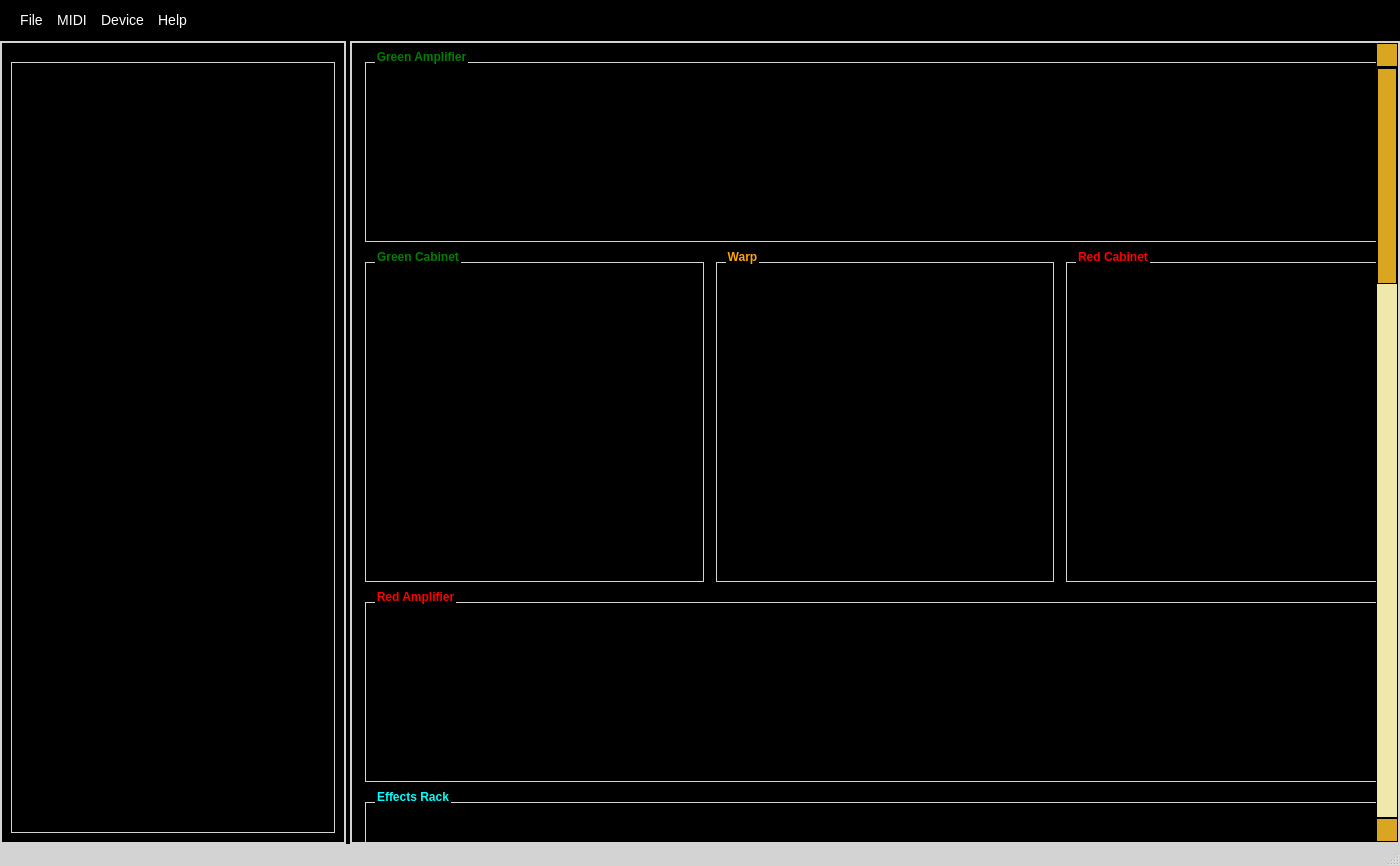
The window that src/ui/mainwindow.ui (gary-1959/GNXEdit) describes before a commit, drawn with Qt 5.
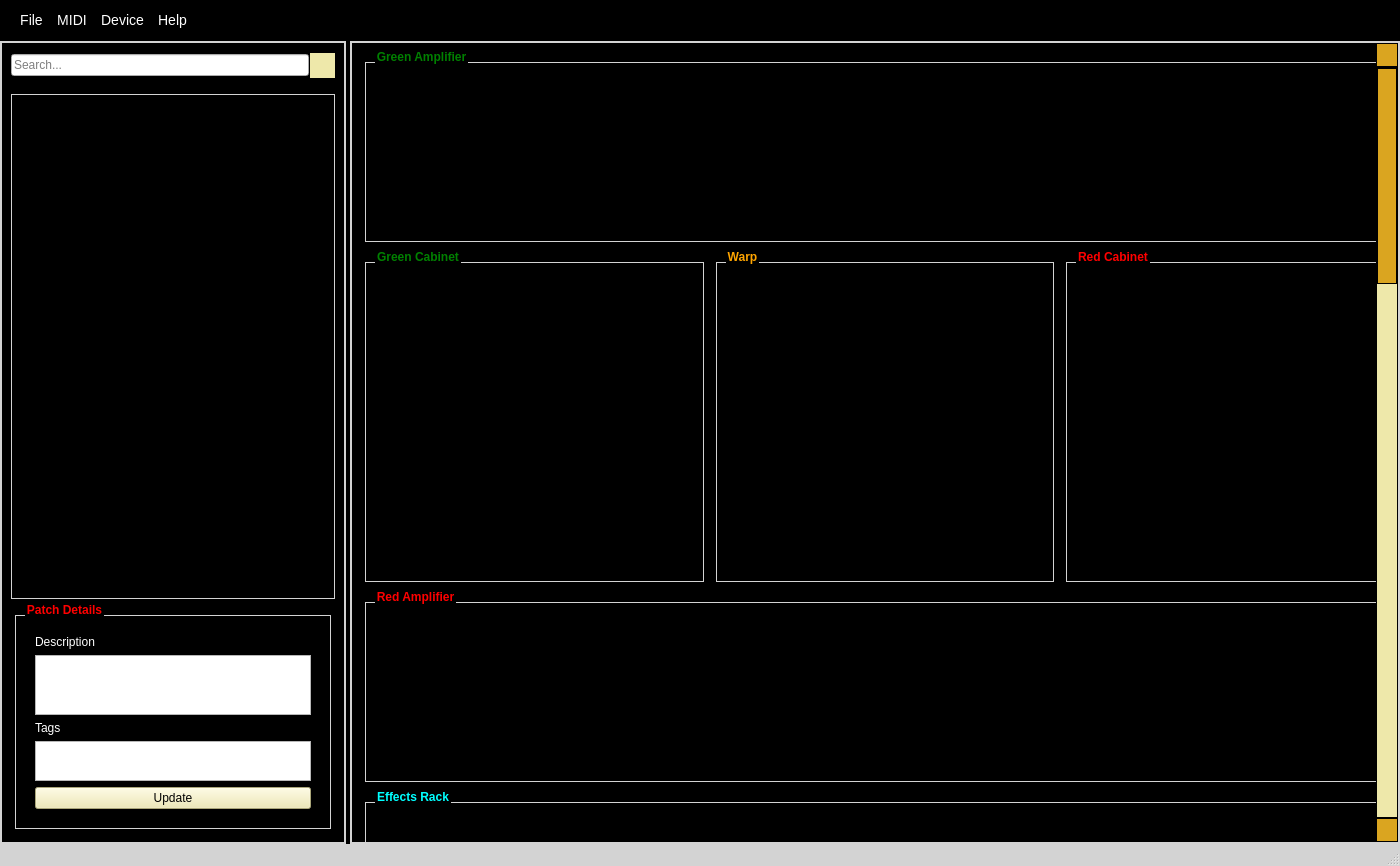
The same window after the commit. Icons and pictures are not drawn. Custom widgets are drawn as their Qt base class.

```diff
--- a/src/ui/mainwindow.ui
+++ b/src/ui/mainwindow.ui
@@ -278,6 +278,43 @@
 QTitleBar {
    background: green;
 }
+QLabel[cssClass='context-menu-title'] {
+   color: black;
+   font-weight: bold;
+   padding-left: 12px;
+}
+#patchDetailsGroupBox {
+	color: red;
+	font-weight: bold;
+}
+#patchDetailsGroupBox QLabel {
+   color: white;
+}
+#patchDetailsGroupBox QPushButton {
+   background-color: palegoldenrod;
+}
+#patchDetailsGroupBox QPushButton:pressed {
+   background-color: goldenrod;
+}
+
+QPushButton#patchSearchButton { 
+   background-color: palegoldenrod; 
+   image: url('./src/ui/tree/search.png');
+   border-style: outset;
+   border-width: 1px;
+}
+
+QPushButton#patchSearchButton:pressed { 
+   background-color: goldenrod; 
+   image: url('./src/ui/tree/search-pressed.png');
+   border-style: inset;
+   border-width: 1px;
+} 
+
+QLineEdit#patchSearchText: {
+   margin: 0px;
+}
+
 
 </string>
   </property>
@@ -374,6 +411,77 @@
          </sizepolicy>
         </property>
         <layout class="QVBoxLayout" name="verticalLayout">
+         <item>
+          <widget class="QWidget" name="widget" native="true">
+           <property name="sizePolicy">
+            <sizepolicy hsizetype="Preferred" vsizetype="Maximum">
+             <horstretch>0</horstretch>
+             <verstretch>0</verstretch>
+            </sizepolicy>
+           </property>
+           <layout class="QHBoxLayout" name="horizontalLayout_4">
+            <property name="spacing">
+             <number>0</number>
+            </property>
+            <property name="leftMargin">
+             <number>0</number>
+            </property>
+            <property name="topMargin">
+             <number>0</number>
+            </property>
+            <property name="rightMargin">
+             <number>0</number>
+            </property>
+            <property name="bottomMargin">
+             <number>0</number>
+            </property>
+            <item>
+             <widget class="QLineEdit" name="patchSearchText">
+              <property name="placeholderText">
+               <string>Search...</string>
+              </property>
+             </widget>
+            </item>
+            <item>
+             <widget class="QPushButton" name="patchSearchButton">
+              <property name="sizePolicy">
+               <sizepolicy hsizetype="Minimum" vsizetype="Fixed">
+                <horstretch>0</horstretch>
+                <verstretch>0</verstretch>
+               </sizepolicy>
+              </property>
+              <property name="minimumSize">
+               <size>
+                <width>26</width>
+                <height>26</height>
+               </size>
+              </property>
+              <property name="maximumSize">
+               <size>
+                <width>26</width>
+                <height>26</height>
+               </size>
+              </property>
+              <property name="cursor">
+               <cursorShape>PointingHandCursor</cursorShape>
+              </property>
+              <property name="text">
+               <string/>
+              </property>
+              <property name="autoDefault">
+               <bool>false</bool>
+              </property>
+              <property name="default">
+               <bool>false</bool>
+              </property>
+              <property name="flat">
+               <bool>false</bool>
+              </property>
+             </widget>
+            </item>
+           </layout>
+          </widget>
+         </item>
          <item>
           <widget class="QTreeView" name="treeView">
            <property name="sizePolicy">
@@ -393,6 +501,95 @@
            </property>
           </widget>
          </item>
+         <item>
+          <widget class="QGroupBox" name="patchDetailsGroupBox">
+           <property name="sizePolicy">
+            <sizepolicy hsizetype="Preferred" vsizetype="Maximum">
+             <horstretch>0</horstretch>
+             <verstretch>0</verstretch>
+            </sizepolicy>
+           </property>
+           <property name="title">
+            <string>Patch Details</string>
+           </property>
+           <layout class="QVBoxLayout" name="verticalLayout_6">
+            <item>
+             <widget class="QLabel" name="label">
+              <property name="sizePolicy">
+               <sizepolicy hsizetype="Preferred" vsizetype="Maximum">
+                <horstretch>0</horstretch>
+                <verstretch>0</verstretch>
+               </sizepolicy>
+              </property>
+              <property name="text">
+               <string>Description</string>
+              </property>
+             </widget>
+            </item>
+            <item>
+             <widget class="QPlainTextEdit" name="patchDescription">
+              <property name="sizePolicy">
+               <sizepolicy hsizetype="Expanding" vsizetype="Maximum">
+                <horstretch>0</horstretch>
+                <verstretch>0</verstretch>
+               </sizepolicy>
+              </property>
+              <property name="maximumSize">
+               <size>
+                <width>16777215</width>
+                <height>60</height>
+               </size>
+              </property>
+              <property name="tabChangesFocus">
+               <bool>true</bool>
+              </property>
+             </widget>
+            </item>
+            <item>
+             <widget class="QLabel" name="label_2">
+              <property name="sizePolicy">
+               <sizepolicy hsizetype="Preferred" vsizetype="Maximum">
+                <horstretch>0</horstretch>
+                <verstretch>0</verstretch>
+               </sizepolicy>
+              </property>
+              <property name="text">
+               <string>Tags</string>
+              </property>
+             </widget>
+            </item>
+            <item>
+             <widget class="QPlainTextEdit" name="patchTags">
+              <property name="sizePolicy">
+               <sizepolicy hsizetype="Expanding" vsizetype="Maximum">
+                <horstretch>0</horstretch>
+                <verstretch>0</verstretch>
+               </sizepolicy>
+              </property>
+              <property name="maximumSize">
+               <size>
+                <width>16777215</width>
+                <height>40</height>
+               </size>
+              </property>
+              <property name="tabChangesFocus">
+               <bool>true</bool>
+              </property>
+             </widget>
+            </item>
+            <item>
+             <widget class="QPushButton" name="patchDescriptionUpdateButton">
+              <property name="cursor">
+               <cursorShape>PointingHandCursor</cursorShape>
+              </property>
+              <property name="text">
+               <string>Update</string>
+              </property>
+             </widget>
+            </item>
+           </layout>
+          </widget>
+         </item>
         </layout>
        </widget>
       </widget>
```
Left out of the diff: 30 changed lines with no effect on the pictures.
